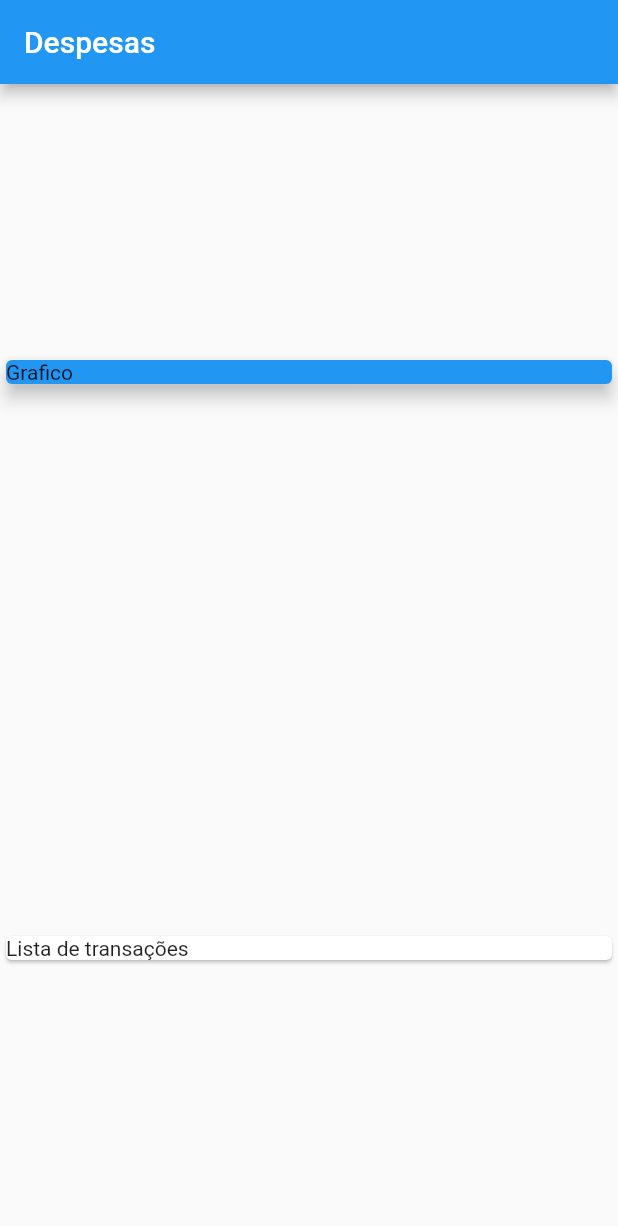
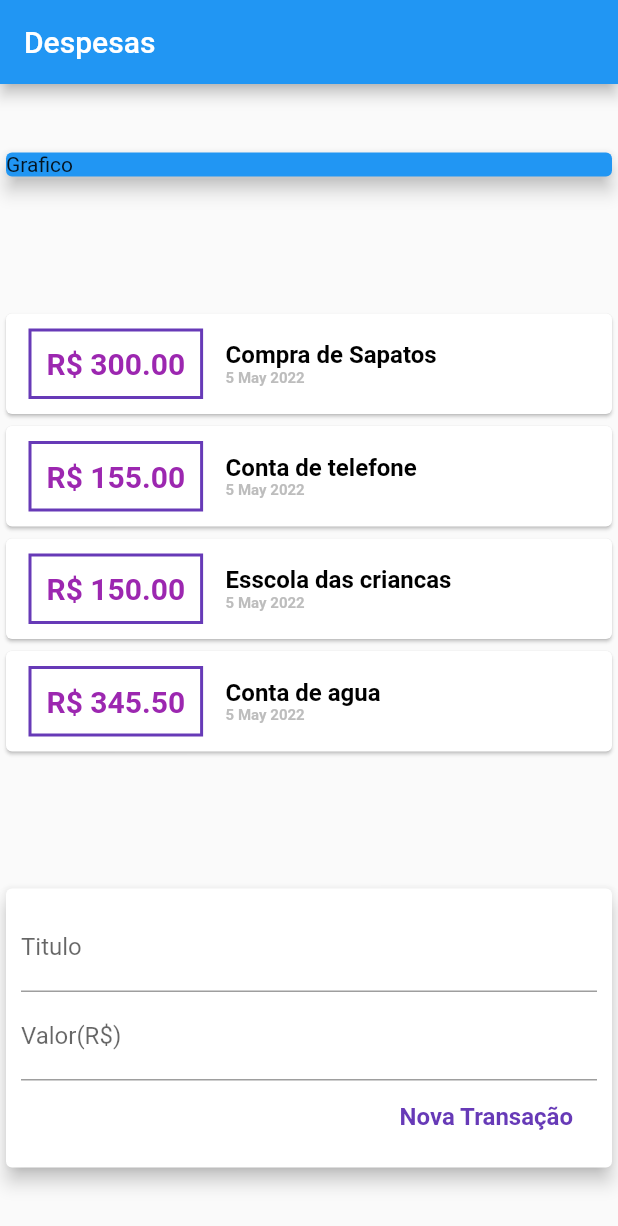
Before and after one commit to Wallace82/expense, a Flutter app: the screen it shows after launch, on a phone screen of 412 x 824 dp. Shown: the top 1226 px of the screen. Run offline on Flutter 3.47's test engine with Material 2 defaults, Android fonts, the phone set to English and light mode, and no system bars.

Commit message:
3 - Formulário de inserir transação

```diff
--- a/lib/main.dart
+++ b/lib/main.dart
@@ -1,4 +1,6 @@
+import 'package:expense/models/transaction.dart';
 import 'package:flutter/material.dart';
+import 'package:intl/intl.dart';
 
 main() => runApp(ExpensesApp());
 
@@ -15,8 +17,37 @@ class ExpensesApp extends StatelessWidget {
 
 class MyHomePage extends StatelessWidget {
 
+
   @override
   Widget build(BuildContext context) {
+    final _listTrasaction = [
+      Transaction(
+          id: '1',
+          title: 'Compra de Sapatos',
+          value: 300.0,
+          date: DateTime.now()
+      ),
+      Transaction(
+          id: '2',
+          title: 'Conta de telefone',
+          value: 155.0,
+          date: DateTime.now()
+      ),
+      Transaction(
+          id: '2',
+          title: 'Esscola das criancas',
+          value: 150.0,
+          date: DateTime.now()
+      ),
+      Transaction(
+          id: '2',
+          title: 'Conta de agua',
+          value: 345.50,
+          date: DateTime.now()
+      ),
+    ];
+
+
     return Scaffold(
       appBar: AppBar(
         title: Text('Despesas'),
@@ -33,14 +64,97 @@ class MyHomePage extends StatelessWidget {
               elevation: 5,
             ),
           ),
+          Column(
+            children: _listTrasaction.map((tr)  {
+                return Card(
+                  child: Row(
+                    children: [
+                      Container(
+                        margin:EdgeInsets.symmetric(
+                          horizontal: 15,
+                          vertical: 10
+                        ),
+                        decoration: BoxDecoration(
+                          border: Border.all(
+                            color: Colors.deepPurple,
+                            width: 2,
+                          ),
+
+                        ),
+                        padding: EdgeInsets.all(10),
+                        child: Text(
+                            'R\$ ${tr.value.toStringAsFixed(2)}',
+                            style: TextStyle(
+                            fontWeight: FontWeight.bold,
+                            fontSize: 20,
+                            color: Colors.purple,
+                          ),
+                        ),
+                      ),
+                      Column(
+                        crossAxisAlignment: CrossAxisAlignment.start,
+                        children: [
+                          Text(
+                            tr.title,
+                            style: const TextStyle(
+                            fontWeight: FontWeight.bold,
+                            fontSize: 16,
+                            color: Colors.black,
+                          ),
+                          ),
+                          Text(
+                              DateFormat('d MMM y').format(tr.date),
+                            style: TextStyle(
+                              fontWeight: FontWeight.bold,
+                              fontSize: 10,
+                              color: Colors.grey[400],
+                            ),
+                          )
+                        ],
+                      )
+                    ],
+                  )
+                  );
+                }).toList(),
+         ),
           Card(
-        child: Text('Lista de transações'),)
-    ,
-
-    ]
-    ,
+            elevation: 5,
+            child: Padding(
+              padding: const EdgeInsets.all(10),
+              child: Column(
+                children: [
+                  TextField(
+                    decoration: InputDecoration(
+                      labelText: 'Titulo',
+                    ),
+                  ),
+                  TextField(
+                    decoration: InputDecoration(
+                      labelText: 'Valor(R\$)',
+                    ),
+                  ),
+                  Row(
+                    mainAxisAlignment: MainAxisAlignment.end,
+                    children: [
+                      FlatButton(
+                          onPressed: ()=>{},
+                          child: Text(
+                              'Nova Transação',
+                                style: TextStyle(
+                                fontWeight: FontWeight.bold,
+                                fontSize: 16,
+                                color: Colors.deepPurple
+                                ),
+                          ),
+                      ),
+                    ],
+                  ),
+                ],
+              ),
+            ),
           )
-    ,
+          ],
+      ),
     );
   }
 }
--- /dev/null
+++ b/lib/models/transaction.dart
@@ -0,0 +1,13 @@
+class Transaction {
+  final String id;
+  final String title;
+  final double value;
+  final DateTime date;
+
+  Transaction({
+    required this.id,
+    required this.title,
+    required this.value,
+    required this.date,
+  });
+}
--- a/pubspec.yaml
+++ b/pubspec.yaml
@@ -29,6 +29,7 @@ environment:
 dependencies:
   flutter:
     sdk: flutter
+  intl: 0.17.0
 
 
   # The following adds the Cupertino Icons font to your application.
```
Also changed, not shown: pubspec.lock. Lines whose indentation alone changed are shown as unchanged.
